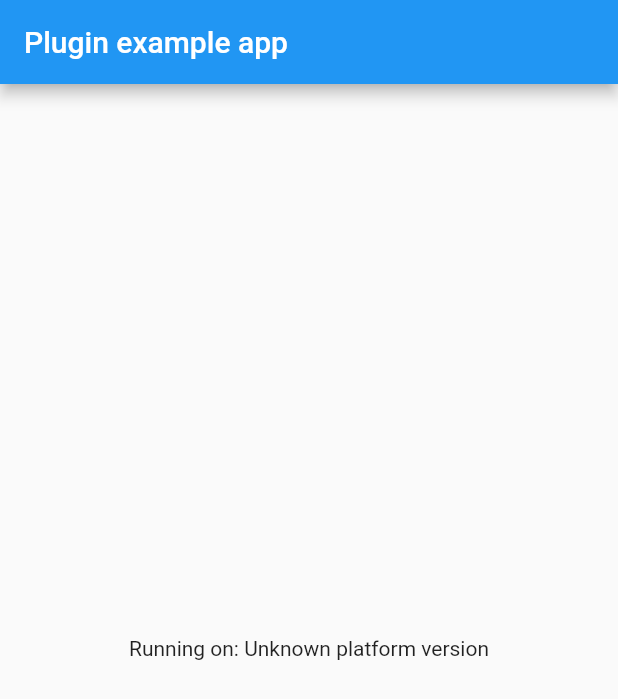
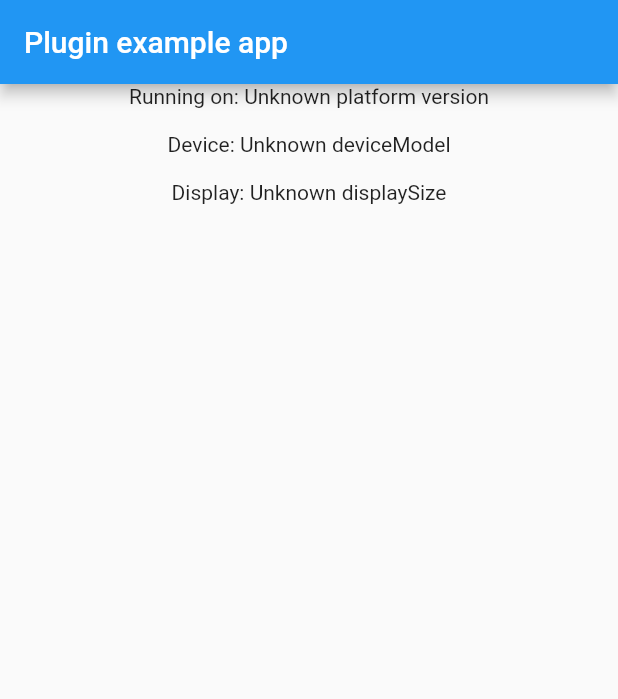
Before and after one commit to basepbutenko/device_info, a Flutter app: the screen it shows after launch, on a phone screen of 412 x 824 dp. Shown: the top 699 px of the screen. Run offline on Flutter 3.47's test engine with Material 2 defaults, Android fonts, the phone set to English and light mode, and no system bars; our stand-ins replace plugin_platform_interface.

Commit message:
Android device model and display size

```diff
--- a/example/lib/main.dart
+++ b/example/lib/main.dart
@@ -17,6 +17,8 @@ class MyApp extends StatefulWidget {
 
 class _MyAppState extends State<MyApp> {
   String _platformVersion = 'Unknown';
+  String _deviceModel = 'Unknown';
+  String _displaySize = 'Unknown';
   final _deviceInfoPlugin = DeviceInfo();
 
   @override
@@ -36,6 +38,24 @@ class _MyAppState extends State<MyApp> {
     } on PlatformException {
       platformVersion = 'Failed to get platform version.';
     }
+    String deviceModel;
+    // Platform messages may fail, so we use a try/catch PlatformException.
+    // We also handle the message potentially returning null.
+    try {
+      deviceModel =
+          await _deviceInfoPlugin.getDeviceModel() ?? 'Unknown deviceModel';
+    } on PlatformException {
+      deviceModel = 'Failed to get deviceModel.';
+    }
+    String displaySize;
+    // Platform messages may fail, so we use a try/catch PlatformException.
+    // We also handle the message potentially returning null.
+    try {
+      displaySize =
+          await _deviceInfoPlugin.getDisplaySize() ?? 'Unknown displaySize';
+    } on PlatformException {
+      displaySize = 'Failed to get displaySize.';
+    }
 
     // If the widget was removed from the tree while the asynchronous platform
     // message was in flight, we want to discard the reply rather than calling
@@ -44,6 +64,8 @@ class _MyAppState extends State<MyApp> {
 
     setState(() {
       _platformVersion = platformVersion;
+      _displaySize = displaySize;
+      _deviceModel = deviceModel;
     });
   }
 
@@ -55,7 +77,13 @@ class _MyAppState extends State<MyApp> {
           title: const Text('Plugin example app'),
         ),
         body: Center(
-          child: Text('Running on: $_platformVersion\n'),
+          child: Column(
+            children: [
+              Text('Running on: $_platformVersion\n'),
+              Text('Device: $_deviceModel\n'),
+              Text('Display: $_displaySize\n'),
+            ],
+          ),
         ),
       ),
     );
--- a/lib/device_info_platform_interface.dart
+++ b/lib/device_info_platform_interface.dart
@@ -26,4 +26,12 @@ abstract class DeviceInfoPlatform extends PlatformInterface {
   Future<String?> getPlatformVersion() {
     throw UnimplementedError('platformVersion() has not been implemented.');
   }
+
+  Future<String?> getDeviceModel() {
+    throw UnimplementedError('deviceModel() has not been implemented.');
+  }
+
+  Future<String?> getDisplaySize() {
+    throw UnimplementedError('displaySize() has not been implemented.');
+  }
 }
```
Also changed, not shown: lib/device_info.dart (+8 -1 lines), lib/device_info_method_channel.dart (+14 -1 lines), 4 other files.
